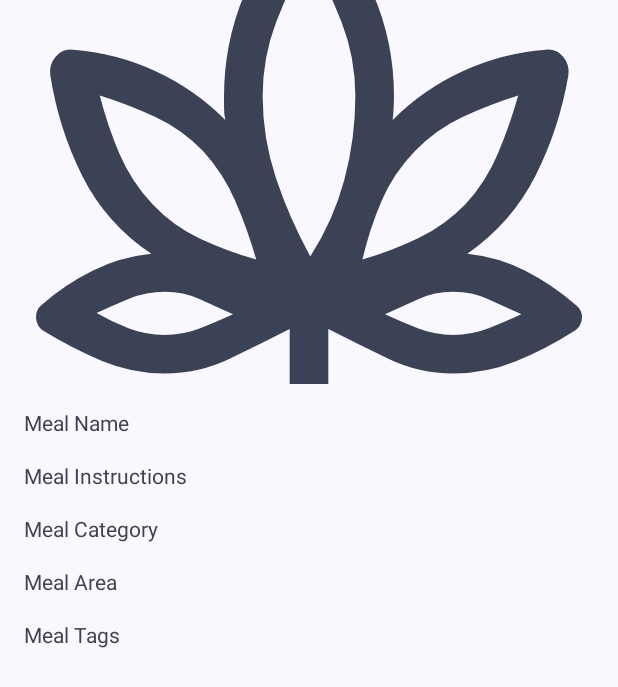
After one commit to rajatt04/FitByKit, an Android app: the layout fragment_meal_detail.xml on its own in the app's theme, with its tools: preview values and no code run, on a phone screen of 412 x 824 dp. The commit adds this screen. Shown: the top 687 px of the screen. Run offline under Robolectric (Android 15) with nearby library versions, the phone set to English and light mode, and no system bars.

Commit message:
meal on click completed more ui updates will come soon

```diff
--- /dev/null
+++ b/app/src/main/res/layout/fragment_meal_detail.xml
@@ -0,0 +1,84 @@
+<?xml version="1.0" encoding="utf-8"?>
+<androidx.constraintlayout.widget.ConstraintLayout xmlns:android="http://schemas.android.com/apk/res/android"
+    xmlns:app="http://schemas.android.com/apk/res-auto"
+    android:layout_width="match_parent"
+    android:layout_height="match_parent"
+    xmlns:tools="http://schemas.android.com/tools"
+    tools:context=".fragments.MealDetailFragment">
+
+    <ScrollView
+        android:layout_width="match_parent"
+        android:layout_height="0dp"
+        app:layout_constraintBottom_toBottomOf="parent"
+        app:layout_constraintEnd_toEndOf="parent"
+        app:layout_constraintStart_toStartOf="parent"
+        app:layout_constraintTop_toTopOf="parent">
+
+        <androidx.constraintlayout.widget.ConstraintLayout
+            android:layout_width="match_parent"
+            android:layout_height="wrap_content">
+
+            <com.google.android.material.imageview.ShapeableImageView
+                android:id="@+id/IV_mealImage"
+                android:layout_width="match_parent"
+                android:layout_height="256dp"
+                android:scaleType="centerCrop"
+                android:src="@drawable/cannabis_48dp"
+                app:layout_constraintEnd_toEndOf="parent"
+                app:layout_constraintStart_toStartOf="parent"
+                app:layout_constraintTop_toTopOf="parent" />
+
+            <com.google.android.material.textview.MaterialTextView
+                android:id="@+id/TV_mealName"
+                android:layout_width="wrap_content"
+                android:layout_height="wrap_content"
+                android:layout_marginStart="16dp"
+                android:layout_marginTop="16dp"
+                android:text="Meal Name"
+                app:layout_constraintStart_toStartOf="parent"
+                app:layout_constraintTop_toBottomOf="@+id/IV_mealImage" />
+
+            <com.google.android.material.textview.MaterialTextView
+                android:id="@+id/TV_mealCategory"
+                android:layout_width="wrap_content"
+                android:layout_height="wrap_content"
+                android:layout_marginStart="16dp"
+                android:layout_marginTop="16dp"
+                android:text="Meal Category"
+                app:layout_constraintStart_toStartOf="parent"
+                app:layout_constraintTop_toBottomOf="@+id/TV_mealInstructions" />
+
+            <com.google.android.material.textview.MaterialTextView
+                android:id="@+id/TV_mealArea"
+                android:layout_width="wrap_content"
+                android:layout_height="wrap_content"
+                android:layout_marginStart="16dp"
+                android:layout_marginTop="16dp"
+                android:text="Meal Area"
+                app:layout_constraintStart_toStartOf="parent"
+                app:layout_constraintTop_toBottomOf="@id/TV_mealCategory" />
+
+            <com.google.android.material.textview.MaterialTextView
+                android:id="@+id/TV_mealTags"
+                android:layout_width="wrap_content"
+                android:layout_height="wrap_content"
+                android:layout_marginStart="16dp"
+                android:layout_marginTop="16dp"
+                android:text="Meal Tags"
+                app:layout_constraintStart_toStartOf="parent"
+                app:layout_constraintTop_toBottomOf="@id/TV_mealArea" />
+
+            <com.google.android.material.textview.MaterialTextView
+                android:id="@+id/TV_mealInstructions"
+                android:layout_width="wrap_content"
+                android:layout_height="wrap_content"
+                android:layout_marginStart="16dp"
+                android:layout_marginTop="16dp"
+                android:text="Meal Instructions"
+                app:layout_constraintStart_toStartOf="parent"
+                app:layout_constraintTop_toBottomOf="@id/TV_mealName" />
+
+        </androidx.constraintlayout.widget.ConstraintLayout>
+    </ScrollView>
+
+</androidx.constraintlayout.widget.ConstraintLayout>
--- a/app/src/main/res/values/strings.xml
+++ b/app/src/main/res/values/strings.xml
@@ -87,4 +87,8 @@
     <string name="muscle_name">Muscle Name</string>
     <string name="muscle_type">Front Muscle</string>
     <string name="exercise">Exercise</string>
+    <string name="home_meal">Home</string>
+    <string name="meal_video">Video</string>
+    <!-- TODO: Remove or change this placeholder text -->
+    <string name="hello_blank_fragment">Hello blank fragment</string>
 </resources>
--- a/workout_api/src/main/java/com/rajatt7z/workout_api/ExerciseResponse.kt
+++ b/workout_api/src/main/java/com/rajatt7z/workout_api/ExerciseResponse.kt
@@ -54,5 +54,9 @@ data class Meal(
     val strMeal: String,
     val strCategory: String?,
     val strMealThumb: String,
-    val strInstructions: String
+    val strInstructions: String,
+    val strArea: String,
+    val strTags: String?,
+    val strYoutube: String,
+    val ingredientPairs: List<IngredientPair>?
 )
```
Also changed, not shown: app/src/main/AndroidManifest.xml (+12 -8 lines), app/src/main/java/com/rajatt7z/fitbykit/activity/MealPlayer.kt (added, +80 -0 lines), app/src/main/java/com/rajatt7z/fitbykit/adapters/MealAdapter.kt (+24 -15 lines), app/src/main/java/com/rajatt7z/fitbykit/adapters/MealPageAdapter.kt (added, +17 -0 lines), app/src/main/java/com/rajatt7z/fitbykit/fragments/MealDetailFragment.kt (added, +71 -0 lines), app/src/main/java/com/rajatt7z/fitbykit/fragments/MealVideoFragment.kt (added, +80 -0 lines), app/src/main/java/com/rajatt7z/fitbykit/fragments/diet.kt (+27 -1 lines), app/src/main/res/layout/activity_meal_player.xml (added, +50 -0 lines), app/src/main/res/layout/fragment_meal_video.xml (added, +27 -0 lines), workout_api/src/main/java/com/rajatt7z/workout_api/IngredientPair.kt (added, +8 -0 lines).
